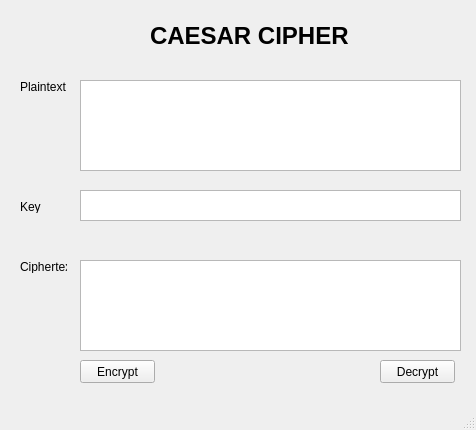
This is Lab-03/IU/caesar.ui in Camloc123/bmtt-nc-hutech-2380601263 as Qt 5 draws it before an edit. The edited form follows.
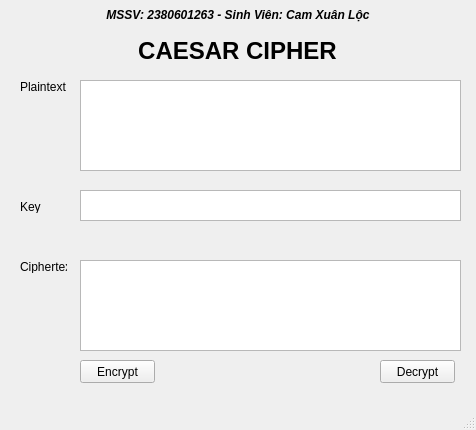
This is the edited form.

Patch:
```diff
--- a/Lab-03/IU/caesar.ui
+++ b/Lab-03/IU/caesar.ui
@@ -14,11 +14,35 @@
    <string>MainWindow</string>
   </property>
   <widget class="QWidget" name="centralwidget">
+   <widget class="QLabel" name="lbl_student_info">
+    <property name="geometry">
+     <rect>
+      <x>0</x>
+      <y>5</y>
+      <width>476</width>
+      <height>20</height>
+     </rect>
+    </property>
+    <property name="font">
+     <font>
+      <italic>true</italic>
+      <weight>75</weight>
+      <bold>true</bold>
+     </font>
+    </property>
+    <property name="text">
+     <string>MSSV: 2380601263 - Sinh Viên: Cam Xuân Lộc</string>
+    </property>
+    <property name="alignment">
+     <set>Qt::AlignCenter</set>
+
+    </property>
+   </widget>
    <widget class="QLabel" name="label">
     <property name="geometry">
      <rect>
-      <x>150</x>
-      <y>20</y>
+      <x>137</x>
+      <y>35</y>
       <width>201</width>
       <height>31</height>
      </rect>
@@ -33,6 +57,9 @@
     <property name="text">
      <string>CAESAR CIPHER</string>
     </property>
+    <property name="alignment">
+     <set>Qt::AlignCenter</set>
+    </property>
    </widget>
    <widget class="QPlainTextEdit" name="txt_plain_text">
     <property name="geometry">
```
Left out of the diff: 2 changed lines with no effect on the pictures.
